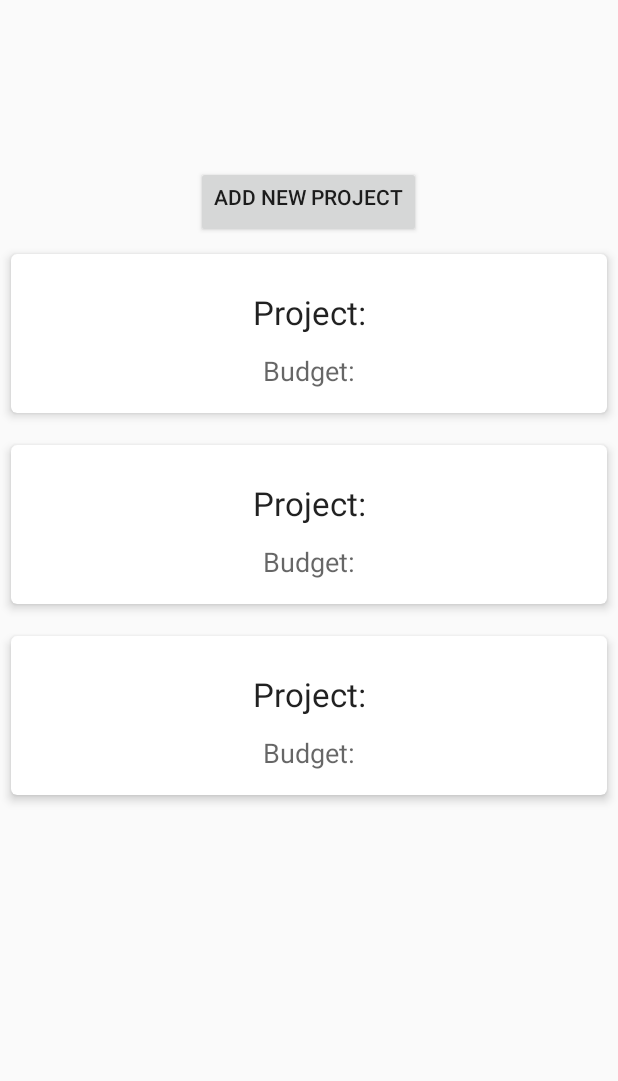
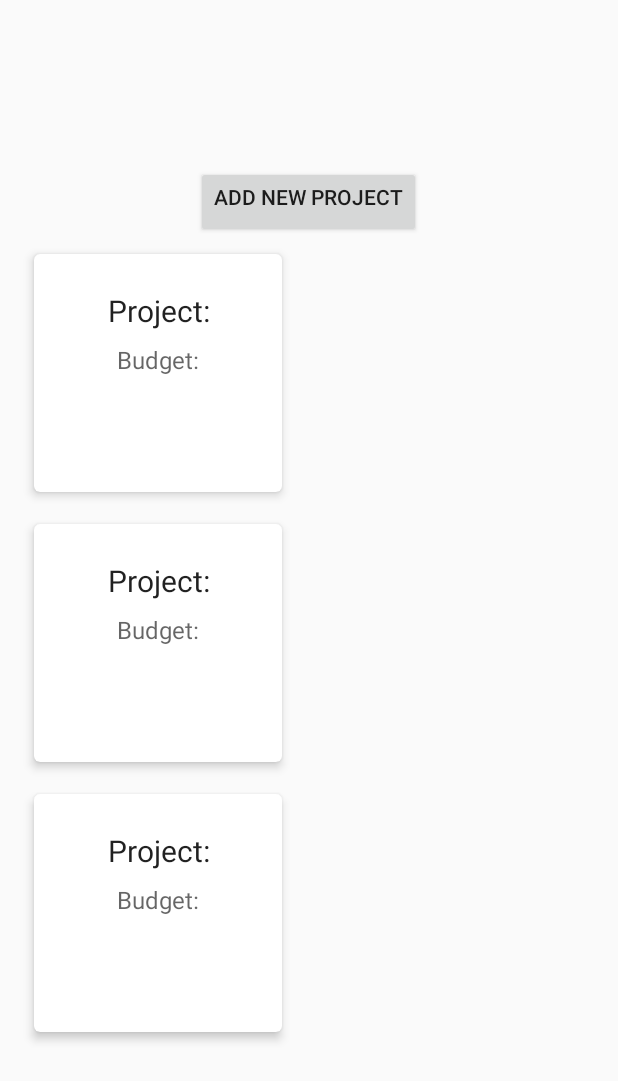
Before and after one commit to kaganon/TheDecuratorBeta, an Android app: the layout activity_home.xml on its own in the app's theme, with its tools: preview values and no code run, on a phone screen of 412 x 824 dp. Shown: the top 1081 px of the screen. Run offline under Robolectric (Android 15) with nearby library versions, the phone set to English and light mode, and no system bars.

```diff
--- a/app/src/main/java/com/example/katrina/thedecuratorbeta/HomeActivity.java
+++ b/app/src/main/java/com/example/katrina/thedecuratorbeta/HomeActivity.java
@@ -6,6 +6,7 @@ import android.content.Intent;
 import android.support.annotation.NonNull;
 import android.support.v7.app.AppCompatActivity;
 import android.os.Bundle;
+import android.support.v7.widget.GridLayoutManager;
 import android.support.v7.widget.LinearLayoutManager;
 import android.support.v7.widget.RecyclerView;
 import android.util.Log;
@@ -114,7 +115,7 @@ public class HomeActivity extends AppCompatActivity implements ProjectDialog.Pro
         String userId = user.getUid();
 
         recyclerView = (RecyclerView) findViewById(R.id.list_projects);
-        recyclerView.setLayoutManager(new LinearLayoutManager(this));
+        recyclerView.setLayoutManager(new GridLayoutManager(this, 2));
 
         projectReference = FirebaseDatabase.getInstance().getReference()
                 .child("User").child(userId).child("Project");
--- a/app/src/main/java/com/example/katrina/thedecuratorbeta/PinsRvAdapter.java
+++ b/app/src/main/java/com/example/katrina/thedecuratorbeta/PinsRvAdapter.java
@@ -17,6 +17,7 @@ import com.pinterest.android.pdk.PDKPin;
 import org.json.JSONException;
 import org.json.JSONObject;
 
+import java.text.DecimalFormat;
 import java.util.List;
 
 import de.hdodenhof.circleimageview.CircleImageView;
@@ -77,11 +78,12 @@ public class PinsRvAdapter extends RecyclerView.Adapter<PinsRvAdapter.PinsViewHo
 
             String priceWithoutSymbol = pinPrice.substring(1);
             float pinPriceFl = Float.parseFloat(priceWithoutSymbol);
-            String pinPriceFormatted = String.format(String.valueOf(pinPriceFl), "%.2f");
+
+            DecimalFormat df = new DecimalFormat("###.00");
+            String pinPriceFormatted = df.format(pinPriceFl);
             String formattedPriceForTv = "$" + pinPriceFormatted;
 
             viewHolder.pinCost.setText(formattedPriceForTv);
-
             Log.d(TAG, "onBindViewHolder: JSON PIN COST " + pinPrice);
 
         } catch (JSONException e) {
--- a/app/src/main/res/layout/activity_home.xml
+++ b/app/src/main/res/layout/activity_home.xml
@@ -42,6 +42,8 @@
         android:id="@+id/list_projects"
         android:layout_width="match_parent"
         android:layout_height="match_parent"
+        android:paddingLeft="15dp"
+        android:paddingRight="15dp"
         tools:listitem="@layout/item_project_list" />
 
 
--- a/app/src/main/res/layout/activity_project_board.xml
+++ b/app/src/main/res/layout/activity_project_board.xml
@@ -100,6 +100,7 @@
                     android:padding="10dp">
 
                     <de.hdodenhof.circleimageview.CircleImageView
+                        android:onClick="topLeftPinClick"
                         android:id="@+id/top_left_img"
                         android:layout_width="126dp"
                         android:layout_height="131dp"
@@ -119,6 +120,7 @@
                         app:layout_constraintTop_toBottomOf="@+id/top_left_img" />
 
                     <de.hdodenhof.circleimageview.CircleImageView
+                        android:onClick="topRightPinClick"
                         android:id="@+id/top_right_img"
                         android:layout_width="105dp"
                         android:layout_height="108dp"
@@ -139,6 +141,7 @@
                         app:layout_constraintTop_toBottomOf="@+id/top_right_img" />
 
                     <de.hdodenhof.circleimageview.CircleImageView
+                        android:onClick="centerPinClick"
                         android:id="@+id/center_img"
                         android:layout_width="215dp"
                         android:layout_height="197dp"
@@ -166,6 +169,7 @@
                         app:layout_constraintTop_toBottomOf="@+id/center_img" />
 
                     <de.hdodenhof.circleimageview.CircleImageView
+                        android:onClick="bottomLeftPinClick"
                         android:id="@+id/bottom_left_img"
                         android:layout_width="71dp"
                         android:layout_height="78dp"
@@ -186,6 +190,7 @@
                         app:layout_constraintTop_toBottomOf="@+id/bottom_left_img" />
 
                     <de.hdodenhof.circleimageview.CircleImageView
+                        android:onClick="bottomRightPinClick"
                         android:id="@+id/bottom_right_img"
                         android:layout_width="99dp"
                         android:layout_height="104dp"
@@ -205,6 +210,7 @@
                         app:layout_constraintTop_toBottomOf="@+id/bottom_right_img" />
 
                     <de.hdodenhof.circleimageview.CircleImageView
+                        android:onClick="bottomCenterPinClick"
                         android:id="@+id/bottom_center_img"
                         android:layout_width="151dp"
                         android:layout_height="144dp"
--- a/app/src/main/res/layout/item_project_list.xml
+++ b/app/src/main/res/layout/item_project_list.xml
@@ -3,13 +3,13 @@
     xmlns:app="http://schemas.android.com/apk/res-auto"
     xmlns:tools="http://schemas.android.com/tools"
     android:id="@+id/frame_layout"
-    android:layout_width="match_parent"
-    android:layout_height="wrap_content">
+    android:layout_width="180dp"
+    android:layout_height="180dp">
 
     <android.support.v7.widget.CardView
         android:id="@+id/card_view"
         android:layout_width="match_parent"
-        android:layout_height="wrap_content"
+        android:layout_height="match_parent"
         app:cardCornerRadius="4dp"
         app:cardElevation="4dp"
         app:cardMaxElevation="6dp"
@@ -22,12 +22,13 @@
 
             <TextView
                 android:id="@+id/text_proj_name"
-                android:layout_width="325dp"
-                android:layout_height="33dp"
+                android:layout_width="wrap_content"
+                android:layout_height="wrap_content"
                 android:layout_marginStart="8dp"
                 android:layout_marginTop="8dp"
                 android:layout_marginEnd="8dp"
                 android:text="@string/project_title"
+                android:textSize="20dp"
                 android:textAlignment="center"
                 android:textAppearance="@android:style/TextAppearance.Material.Large"
                 app:layout_constraintEnd_toEndOf="parent"
@@ -36,11 +37,12 @@
 
             <TextView
                 android:id="@+id/text_proj_budget"
-                android:layout_width="0dp"
+                android:layout_width="wrap_content"
                 android:layout_height="wrap_content"
                 android:layout_marginStart="8dp"
                 android:layout_marginTop="8dp"
                 android:layout_marginEnd="8dp"
+                android:textSize="16dp"
                 android:text="@string/project_budget"
                 android:textAlignment="center"
                 android:textAppearance="@android:style/TextAppearance.Material.Medium"
--- a/app/src/main/res/values/styles.xml
+++ b/app/src/main/res/values/styles.xml
@@ -5,7 +5,7 @@
         <!-- Customize your theme here. -->
         <item name="colorPrimary">@color/colorPrimary</item>
         <item name="colorPrimaryDark">@color/colorPrimaryDark</item>
-        <item name="colorAccent">@color/colorAccent</item>
+        <item name="colorAccent">@color/colorPrimary</item>
     </style>
 
 </resources>
```
Also changed, not shown: app/src/main/java/com/example/katrina/thedecuratorbeta/ProjectBoardActivity.java (+131 -9 lines).
